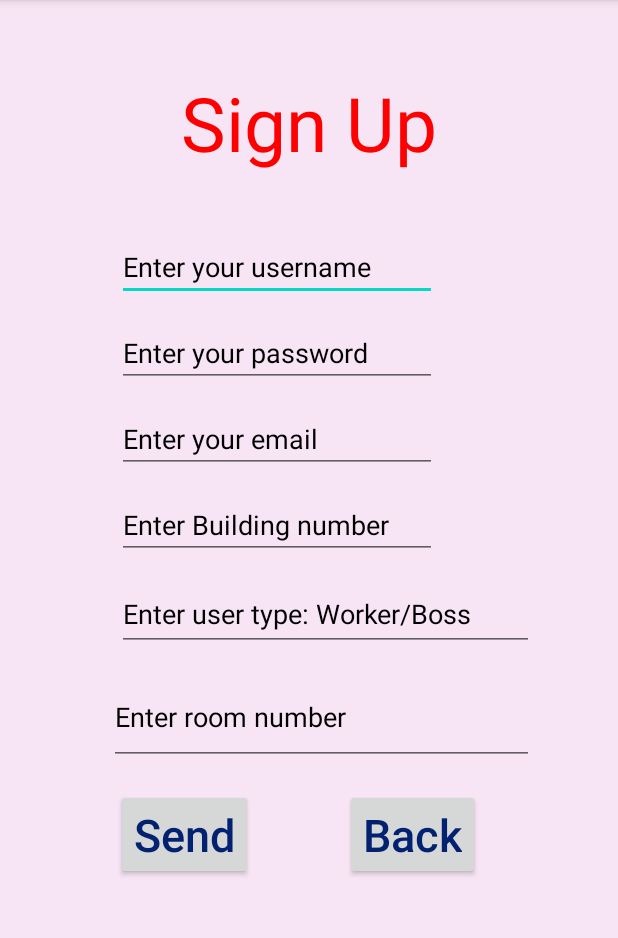
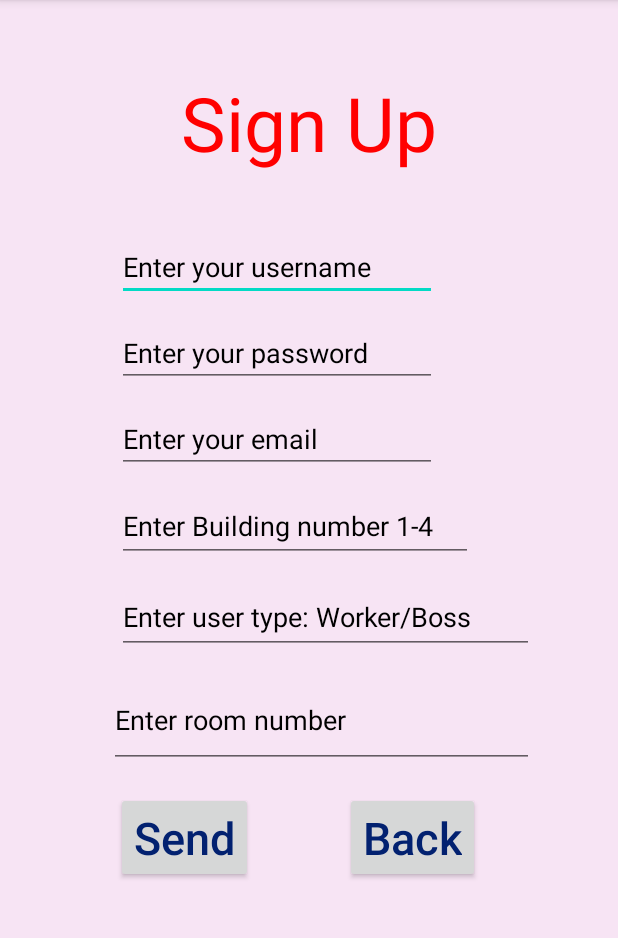
Before and after one commit to Nitzan-Beck/Free_Space, an Android app: the screen it shows after launch (SingUp), on a phone screen of 412 x 824 dp, the part 84-1022 px from its top. Run offline under Robolectric (Android 15) with nearby library versions, the phone set to English and light mode, and no system bars; our stand-ins replace Firebase (no records; nobody signed in at launch, a user with empty details on screens opened directly).

Commit message:
change button "BACk" in sign up

```diff
--- a/app/src/main/java/com/example/free_space/SingUp.java
+++ b/app/src/main/java/com/example/free_space/SingUp.java
@@ -81,7 +81,7 @@ public class SingUp extends AppCompatActivity {
     }
 
     public void GoBack(View view) {
-        Intent i=new Intent(this,MainActivity.class);
+        Intent i=new Intent(this,Boss.class);
         startActivity(i);
     }
 }
--- a/app/src/main/res/layout/activity_sing_up.xml
+++ b/app/src/main/res/layout/activity_sing_up.xml
@@ -81,11 +81,11 @@
 
     <EditText
         android:id="@+id/NewUserBuildingNum"
-        android:layout_width="wrap_content"
-        android:layout_height="wrap_content"
+        android:layout_width="237dp"
+        android:layout_height="47dp"
         android:layout_marginTop="12dp"
         android:ems="10"
-        android:hint="Enter Building number"
+        android:hint="Enter Building number 1-4"
         android:inputType="number"
         android:textColor="#000000"
         android:textColorHint="#000000"
```
